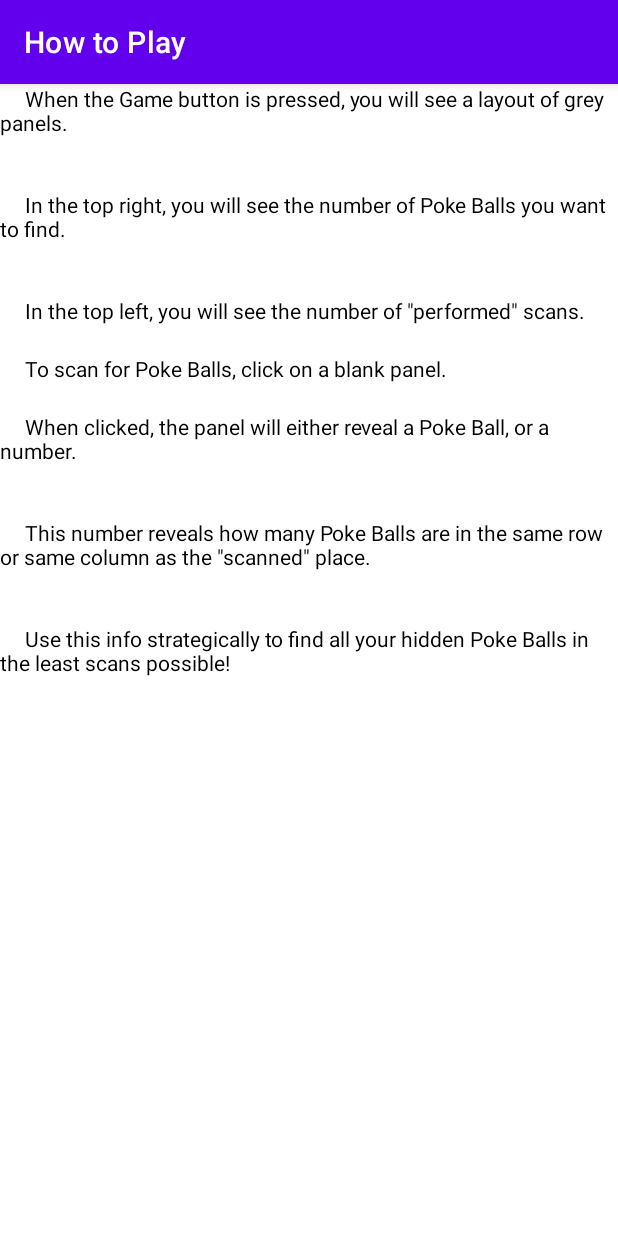
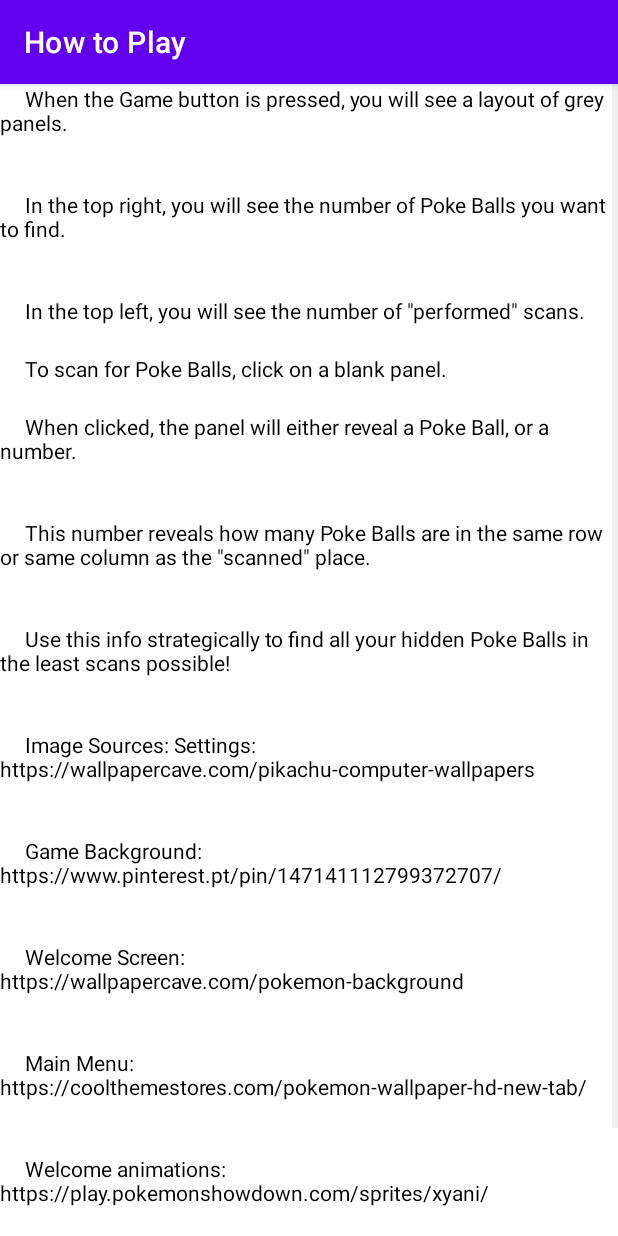
Before and after one commit to ethanchou128/pokeSweeper, an Android app: the Helps screen opened directly, with no data from a screen before it, on a phone screen of 412 x 824 dp. Run offline under Robolectric (Android 15) with nearby library versions, the phone set to English and light mode, and no system bars.

Commit message:
[Ethan Chou] added image sources to help screen

```diff
--- a/app/src/main/res/values/strings.xml
+++ b/app/src/main/res/values/strings.xml
@@ -18,6 +18,12 @@
         <item>\t When clicked, the panel will either reveal a Poke Ball, or a number.</item>
         <item>\t This number reveals how many Poke Balls are in the same row or same column as the \"scanned\" place.</item>
         <item>\t Use this info strategically to find all your hidden Poke Balls in the least scans possible!</item>
+        <item>\t Image Sources: Settings: https://wallpapercave.com/pikachu-computer-wallpapers</item>
+        <item>\t Game Background: https://www.pinterest.pt/pin/147141112799372707/</item>
+        <item>\t Welcome Screen: https://wallpapercave.com/pokemon-background</item>
+        <item>\t Main Menu: https://coolthemestores.com/pokemon-wallpaper-hd-new-tab/</item>
+        <item>\t Welcome animations: https://play.pokemonshowdown.com/sprites/xyani/</item>
+        <item>\t Winning Screen: https://www.freeiconspng.com/images/pikachu-transparent</item>
     </string-array>
 
 </resources>
```
Also changed, not shown: 1 other file.
